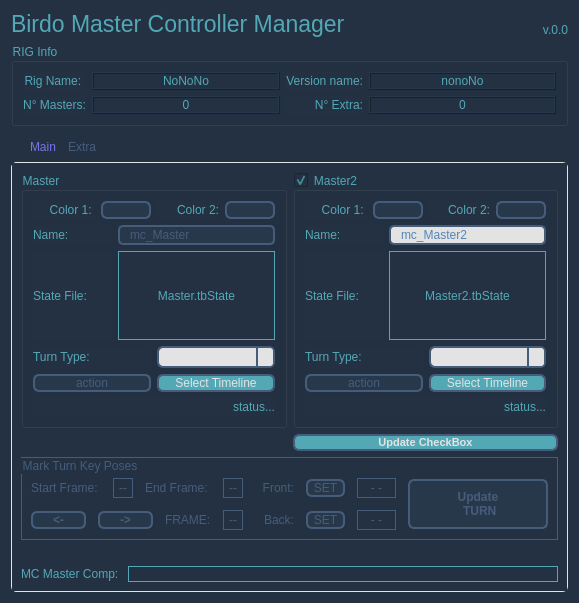
Before: the Qt Designer form package/harmony20/BirdoPack/ui/BD_BirdoMCManager.ui in otmbneto/BirdoApp, drawn with Qt 5.
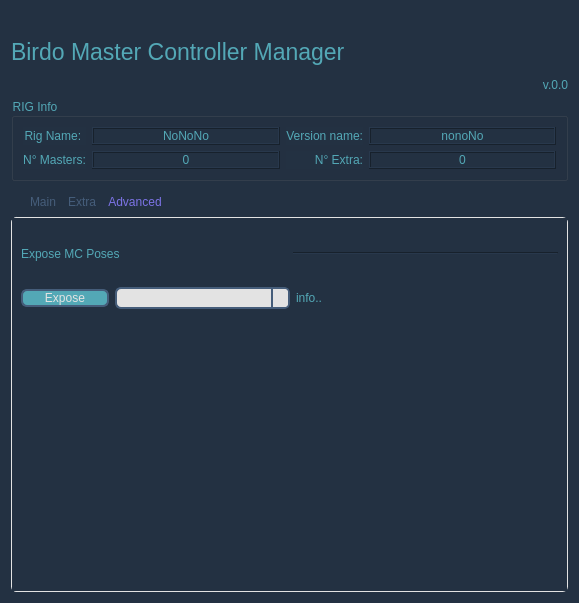
After: the same form once the commit is applied. The open tabs and pages were chosen to show the change.

Commit message: update MC manager - add tab Advanced

Diff of the .ui file:
```diff
--- a/package/harmony20/BirdoPack/ui/BD_BirdoMCManager.ui
+++ b/package/harmony20/BirdoPack/ui/BD_BirdoMCManager.ui
@@ -452,7 +452,7 @@
      </layout>
     </widget>
    </item>
-   <item row="2" column="0">
+   <item row="2" column="0" alignment="Qt::AlignTop">
     <widget class="QTabWidget" name="tabWidget">
      <property name="currentIndex">
       <number>1</number>
@@ -1446,6 +1446,100 @@
       <zorder>groupExtrasList</zorder>
       <zorder></zorder>
      </widget>
+     <widget class="QWidget" name="tab">
+      <attribute name="title">
+       <string>Advanced</string>
+      </attribute>
+      <layout class="QVBoxLayout" name="verticalLayout_6">
+       <item>
+        <spacer name="horizontalSpacer_4">
+         <property name="orientation">
+          <enum>Qt::Horizontal</enum>
+         </property>
+         <property name="sizeHint" stdset="0">
+          <size>
+           <width>530</width>
+           <height>20</height>
+          </size>
+         </property>
+        </spacer>
+       </item>
+       <item>
+        <layout class="QHBoxLayout" name="horizontalLayout_23">
+         <item>
+          <widget class="QLabel" name="label_24">
+           <property name="text">
+            <string>Expose MC Poses</string>
+           </property>
+          </widget>
+         </item>
+         <item>
+          <widget class="Line" name="line">
+           <property name="orientation">
+            <enum>Qt::Horizontal</enum>
+           </property>
+          </widget>
+         </item>
+        </layout>
+       </item>
+       <item>
+        <spacer name="horizontalSpacer">
+         <property name="orientation">
+          <enum>Qt::Horizontal</enum>
+         </property>
+         <property name="sizeHint" stdset="0">
+          <size>
+           <width>530</width>
+           <height>20</height>
+          </size>
+         </property>
+        </spacer>
+       </item>
+       <item>
+        <layout class="QHBoxLayout" name="horizontalLayout_27" stretch="1,2,3">
+         <item>
+          <widget class="QPushButton" name="pushExpose">
+           <property name="text">
+            <string>Expose</string>
+           </property>
+          </widget>
+         </item>
+         <item alignment="Qt::AlignTop">
+          <widget class="QComboBox" name="comboMcs"/>
+         </item>
+         <item>
+          <widget class="QLabel" name="labelExposeInfo">
+           <property name="text">
+            <string>info..</string>
+           </property>
+          </widget>
+         </item>
+        </layout>
+       </item>
+       <item>
+        <spacer name="verticalSpacer">
+         <property name="orientation">
+          <enum>Qt::Vertical</enum>
+         </property>
+         <property name="sizeHint" stdset="0">
+          <size>
+           <width>20</width>
+           <height>271</height>
+          </size>
+         </property>
+        </spacer>
+       </item>
+      </layout>
+      <zorder>label_24</zorder>
+      <zorder>line</zorder>
+      <zorder>pushExpose</zorder>
+      <zorder>comboMcs</zorder>
+      <zorder>labelExposeInfo</zorder>
+      <zorder>horizontalSpacer</zorder>
+      <zorder>label_24</zorder>
+      <zorder>horizontalSpacer_4</zorder>
+      <zorder>verticalSpacer</zorder>
+     </widget>
     </widget>
    </item>
   </layout>
```
Left out of the diff: 2 changed lines with no effect on the pictures. The commit also changes 2 other files.
